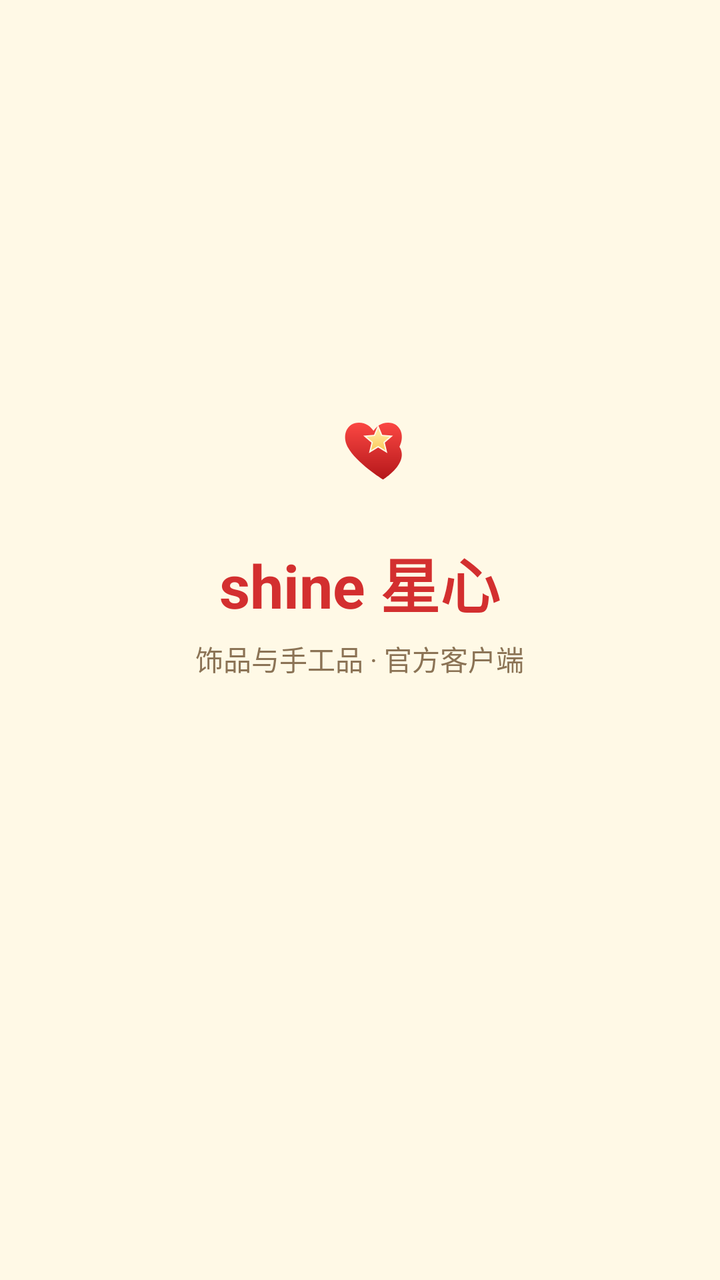
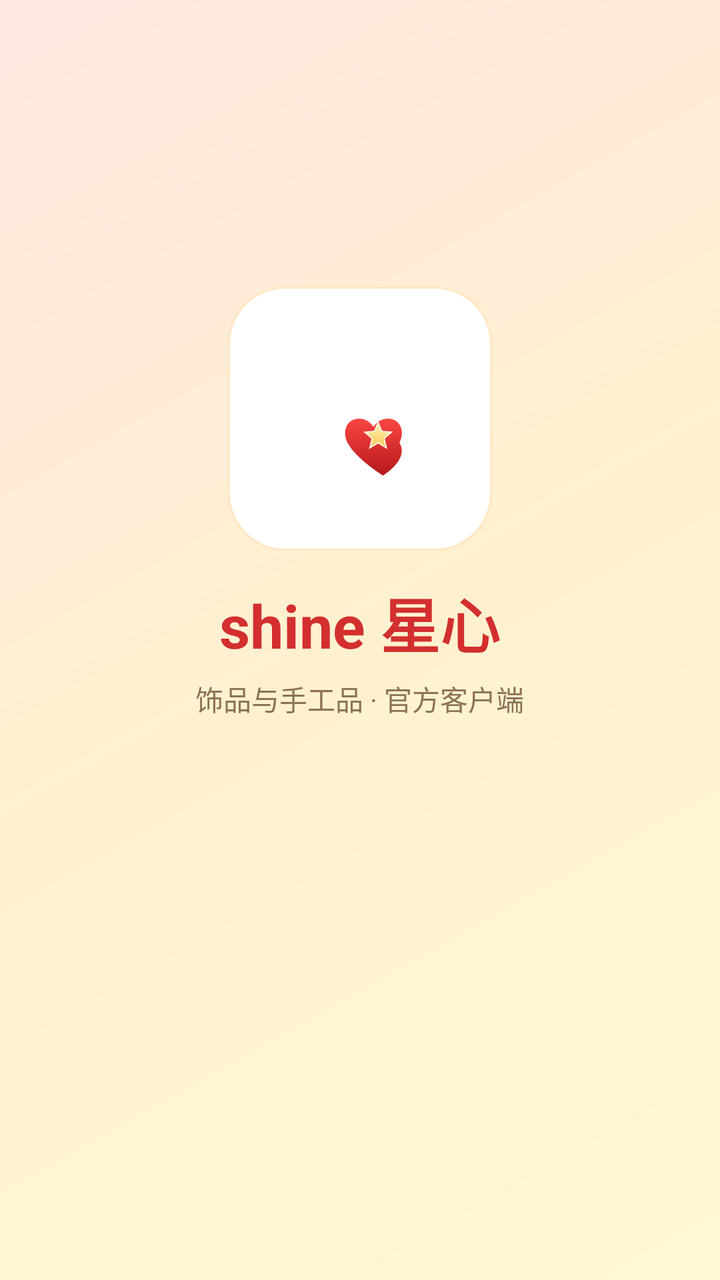

The first picture is an Android layout as it rendered before a commit; the second is the same layout after the commit. The layout source and the unified diff follow.
<!-- AndroidManifest.xml: activity theme Theme.ShineApp -->
<!-- res/layout/activity_splash.xml -->
<?xml version="1.0" encoding="utf-8"?>
<LinearLayout xmlns:android="http://schemas.android.com/apk/res/android"
    android:layout_width="match_parent" android:layout_height="match_parent"
    android:orientation="vertical" android:gravity="center"
    android:background="@color/shine_bg" android:padding="24dp">

    <ImageView android:id="@+id/iv_logo" android:layout_width="96dp" android:layout_height="96dp"
        android:src="@drawable/ic_launcher_foreground"
        android:layout_marginBottom="10dp" android:contentDescription="shine 星心"/>

    <TextView android:id="@+id/tv_title" android:layout_width="wrap_content" android:layout_height="wrap_content"
        android:text="shine 星心" android:textSize="30sp" android:textStyle="bold" android:textColor="@color/shine_pink"/>

    <TextView android:id="@+id/tv_sub" android:layout_width="wrap_content" android:layout_height="wrap_content"
        android:text="饰品与手工品 · 官方客户端" android:textSize="14sp" android:layout_marginTop="6dp" android:textColor="@color/shine_sub"/>

    <ProgressBar android:id="@+id/pb" android:layout_width="wrap_content" android:layout_height="wrap_content"
        android:layout_marginTop="28dp" style="?android:attr/progressBarStyleLarge"/>

    <TextView android:id="@+id/tv_status" android:layout_width="wrap_content" android:layout_height="wrap_content"
        android:layout_marginTop="14dp" android:textColor="@color/shine_text" android:textAlignment="center"/>

    <Button android:id="@+id/btn_retry" android:layout_width="wrap_content" android:layout_height="wrap_content"
        android:text="重试连接" android:layout_marginTop="18dp" android:visibility="gone"/>

    <Button android:id="@+id/btn_offline" android:layout_width="wrap_content" android:layout_height="wrap_content"
        android:text="浏览离线商品册" android:layout_marginTop="4dp" android:visibility="gone"
        style="@style/Widget.MaterialComponents.Button.TextButton"/>
</LinearLayout>
<!-- resources referenced by this layout -->
<resources>
  <color name="shine_bg">#FFFFF9E6</color>
  <color name="shine_pink">#FFD32F2F</color>
  <color name="shine_sub">#FF8B7355</color>
  <color name="shine_text">#FF3B2A1E</color>
  <!-- drawable ic_launcher_foreground (drawable) -->
  <?xml version="1.0" encoding="utf-8"?>
  <vector xmlns:android="http://schemas.android.com/apk/res/android"
      xmlns:aapt="http://schemas.android.com/aapt"
      android:width="108dp" android:height="108dp"
      android:viewportWidth="108" android:viewportHeight="108">
      <group android:translateX="43.0" android:translateY="44.0" android:scaleX="2.0" android:scaleY="2.0">
          <path android:pathData="M12,21s-7.5,-4.6 -10,-9.2C0.3,8.4 1.9,5 5.2,5c2,0 3.3,1.1 4.1,2.3C10.1,6.1 11.4,5 13.4,5c3.3,0 4.9,3.4 3.2,6.8C19.5,16.4 12,21 12,21z">
              <aapt:attr name="android:fillColor">
                  <gradient android:type="linear" android:startX="0" android:startY="4"
                      android:endX="0" android:endY="22" android:startColor="#FF4A45" android:endColor="#B01418"/>
              </aapt:attr>
          </path>
          <path android:pathData="M10.6,5.6L11.76,8.4L14.78,8.64L12.48,10.61L13.19,13.56L10.6,11.98L8.01,13.56L8.72,10.61L6.42,8.64L9.44,8.4Z" android:fillColor="#FFF9E6"/>
          <path android:pathData="M10.6,6.57L11.51,8.75L13.86,8.94L12.07,10.48L12.62,12.78L10.6,11.54L8.58,12.78L9.13,10.48L7.34,8.94L9.69,8.75Z">
              <aapt:attr name="android:fillColor">
                  <gradient android:type="linear" android:startX="0" android:startY="8"
                      android:endX="0" android:endY="17" android:startColor="#FFE79A" android:endColor="#F7B024"/>
              </aapt:attr>
          </path>
      </group>
  </vector>
  <style name="Theme.ShineApp" parent="Theme.MaterialComponents.DayNight.NoActionBar">
          <item name="colorPrimary">@color/shine_pink</item>
          <item name="colorPrimaryVariant">@color/shine_pink_dark</item>
          <item name="colorOnPrimary">@color/shine_on_red</item>
          <item name="colorSecondary">@color/shine_mint</item>
          <item name="colorSecondaryVariant">@color/shine_mint_dark</item>
          <item name="colorSurface">@color/shine_surface</item>
          <item name="android:colorBackground">@color/shine_bg</item>
          <item name="android:textColorPrimary">@color/shine_text</item>
          <item name="android:textColorSecondary">@color/shine_sub</item>
          
          <item name="android:statusBarColor">@color/shine_bg</item>
          <item name="android:navigationBarColor">@color/shine_surface</item>
          <item name="android:windowLightStatusBar">true</item>
          <item name="android:windowLightNavigationBar" tools:targetApi="27">true</item>
          <item name="android:windowBackground">@color/shine_bg</item>
      </style>
  <color name="shine_pink_dark">#FFB71C1C</color>
  <color name="shine_on_red">#FFFFFFFF</color>
  <color name="shine_mint">#FFFFD54F</color>
  <color name="shine_mint_dark">#FFB26A00</color>
  <color name="shine_surface">#FFFFFFFF</color>
</resources>

<!-- the commit's change to res/layout/activity_splash.xml (unified diff, before → after) -->
@@ -2,11 +2,16 @@
 <LinearLayout xmlns:android="http://schemas.android.com/apk/res/android"
     android:layout_width="match_parent" android:layout_height="match_parent"
     android:orientation="vertical" android:gravity="center"
-    android:background="@color/shine_bg" android:padding="24dp">
+    android:background="@drawable/bg_splash" android:padding="24dp">
 
-    <ImageView android:id="@+id/iv_logo" android:layout_width="96dp" android:layout_height="96dp"
-        android:src="@drawable/ic_launcher_foreground"
-        android:layout_marginBottom="10dp" android:contentDescription="shine 星心"/>
+    
+    <FrameLayout android:id="@+id/logo_card" android:layout_width="wrap_content"
+        android:layout_height="wrap_content" android:background="@drawable/bg_logo_card"
+        android:padding="18dp" android:layout_marginBottom="14dp">
+
+        <ImageView android:id="@+id/iv_logo" android:layout_width="96dp" android:layout_height="96dp"
+            android:src="@drawable/ic_launcher_foreground" android:contentDescription="shine 星心"/>
+    </FrameLayout>
 
     <TextView android:id="@+id/tv_title" android:layout_width="wrap_content" android:layout_height="wrap_content"
         android:text="shine 星心" android:textSize="30sp" android:textStyle="bold" android:textColor="@color/shine_pink"/>
<!-- resource entries referenced after the edit -->
@@ -4,6 +4,23 @@
   <color name="shine_pink">#FFD32F2F</color>
   <color name="shine_sub">#FF8B7355</color>
   <color name="shine_text">#FF3B2A1E</color>
+  <!-- drawable bg_logo_card (drawable) -->
+  <?xml version="1.0" encoding="utf-8"?>
+  <shape xmlns:android="http://schemas.android.com/apk/res/android" android:shape="rectangle">
+      <solid android:color="#FFFFFF" />
+      <corners android:radius="28dp" />
+      <stroke android:width="1dp" android:color="#FFE7C2" />
+  </shape>
+  <!-- drawable bg_splash (drawable) -->
+  <?xml version="1.0" encoding="utf-8"?>
+  <shape xmlns:android="http://schemas.android.com/apk/res/android" android:shape="rectangle">
+      <gradient
+          android:type="linear"
+          android:angle="135"
+          android:startColor="#FFF7D6"
+          android:centerColor="#FFF1D0"
+          android:endColor="#FFE6E0" />
+  </shape>
   <!-- drawable ic_launcher_foreground (drawable) -->
   <?xml version="1.0" encoding="utf-8"?>
   <vector xmlns:android="http://schemas.android.com/apk/res/android"
